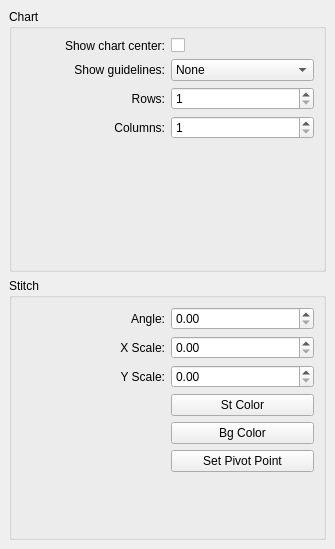
The window that src/propertiesdock.ui (iPenguin/CrochetCharts) describes before a commit, drawn with Qt 5.
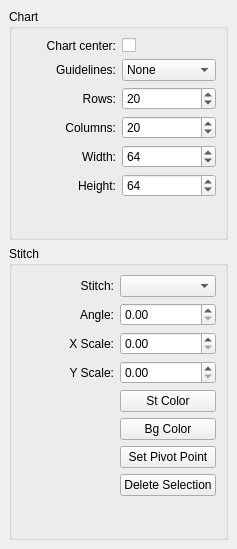
The same window after the commit.

Commit message: Save and load guidelines, Add guidelines functionality to property dialog. WIP

Patch:
```diff
--- a/src/propertiesdock.ui
+++ b/src/propertiesdock.ui
@@ -6,7 +6,7 @@
    <rect>
     <x>0</x>
     <y>0</y>
-    <width>335</width>
+    <width>237</width>
     <height>549</height>
    </rect>
   </property>
@@ -21,7 +21,7 @@
        <string>Stitch</string>
       </property>
       <layout class="QGridLayout" name="gridLayout">
-       <item row="1" column="0">
+       <item row="2" column="0">
         <widget class="QLabel" name="label_5">
          <property name="text">
           <string>X Scale:</string>
@@ -34,23 +34,20 @@
          </property>
         </widget>
        </item>
-       <item row="2" column="1">
-        <widget class="QDoubleSpinBox" name="scaleY"/>
-       </item>
-       <item row="4" column="1">
-        <widget class="QPushButton" name="setBgColorBttn">
+       <item row="3" column="0">
+        <widget class="QLabel" name="label_6">
          <property name="text">
-          <string>Bg Color</string>
+          <string>Y Scale:</string>
+         </property>
+         <property name="alignment">
+          <set>Qt::AlignRight|Qt::AlignTrailing|Qt::AlignVCenter</set>
+         </property>
+         <property name="buddy">
+          <cstring>scaleY</cstring>
          </property>
         </widget>
        </item>
-       <item row="0" column="1">
-        <widget class="QDoubleSpinBox" name="angle"/>
-       </item>
-       <item row="1" column="1">
-        <widget class="QDoubleSpinBox" name="scaleX"/>
-       </item>
-       <item row="0" column="0">
+       <item row="1" column="0">
         <widget class="QLabel" name="label_4">
          <property name="text">
           <string>Angle:</string>
@@ -63,24 +60,56 @@
          </property>
         </widget>
        </item>
-       <item row="3" column="1">
+       <item row="4" column="1">
         <widget class="QPushButton" name="stColorBttn">
          <property name="text">
           <string>St Color</string>
          </property>
         </widget>
        </item>
+       <item row="1" column="1">
+        <widget class="QDoubleSpinBox" name="angle"/>
+       </item>
+       <item row="0" column="1">
+        <widget class="QComboBox" name="stitch"/>
+       </item>
        <item row="5" column="1">
+        <widget class="QPushButton" name="setBgColorBttn">
+         <property name="text">
+          <string>Bg Color</string>
+         </property>
+        </widget>
+       </item>
+       <item row="2" column="1">
+        <widget class="QDoubleSpinBox" name="scaleX"/>
+       </item>
+       <item row="8" column="0" colspan="2">
+        <spacer name="verticalSpacer_2">
+         <property name="orientation">
+          <enum>Qt::Vertical</enum>
+         </property>
+         <property name="sizeHint" stdset="0">
+          <size>
+           <width>20</width>
+           <height>40</height>
+          </size>
+         </property>
+        </spacer>
+       </item>
+       <item row="3" column="1">
+        <widget class="QDoubleSpinBox" name="scaleY"/>
+       </item>
+       <item row="6" column="1">
         <widget class="QPushButton" name="setPivotPointBttn">
          <property name="text">
           <string>Set Pivot Point</string>
          </property>
         </widget>
        </item>
-       <item row="2" column="0">
-        <widget class="QLabel" name="label_6">
+       <item row="0" column="0">
+        <widget class="QLabel" name="label_3">
          <property name="text">
-          <string>Y Scale:</string>
+          <string>Stitch:</string>
          </property>
          <property name="alignment">
           <set>Qt::AlignRight|Qt::AlignTrailing|Qt::AlignVCenter</set>
@@ -90,18 +119,12 @@
          </property>
         </widget>
        </item>
-       <item row="6" column="0" colspan="2">
-        <spacer name="verticalSpacer_2">
-         <property name="orientation">
-          <enum>Qt::Vertical</enum>
+       <item row="7" column="1">
+        <widget class="QPushButton" name="deleteItems">
+         <property name="text">
+          <string>Delete Selection</string>
          </property>
-         <property name="sizeHint" stdset="0">
-          <size>
-           <width>20</width>
-           <height>40</height>
-          </size>
-         </property>
-        </spacer>
+        </widget>
        </item>
       </layout>
      </widget>
@@ -112,30 +135,10 @@
        <string>Chart</string>
       </property>
       <layout class="QGridLayout" name="gridLayout_3">
-       <item row="2" column="1">
-        <widget class="QSpinBox" name="spinBox">
-         <property name="minimum">
-          <number>1</number>
-         </property>
-         <property name="maximum">
-          <number>99999</number>
-         </property>
-        </widget>
-       </item>
-       <item row="3" column="1">
-        <widget class="QSpinBox" name="spinBox_2">
-         <property name="minimum">
-          <number>1</number>
-         </property>
-         <property name="maximum">
-          <number>99999</number>
-         </property>
-        </widget>
-       </item>
-       <item row="1" column="0">
-        <widget class="QLabel" name="label_2">
+       <item row="3" column="0">
+        <widget class="QLabel" name="columnsLbl">
          <property name="text">
-          <string>Show guidelines:</string>
+          <string>Columns:</string>
          </property>
          <property name="alignment">
           <set>Qt::AlignRight|Qt::AlignTrailing|Qt::AlignVCenter</set>
@@ -145,6 +148,19 @@
          </property>
         </widget>
        </item>
+       <item row="6" column="0" colspan="2">
+        <spacer name="verticalSpacer">
+         <property name="orientation">
+          <enum>Qt::Vertical</enum>
+         </property>
+         <property name="sizeHint" stdset="0">
+          <size>
+           <width>20</width>
+           <height>40</height>
+          </size>
+         </property>
+        </spacer>
+       </item>
        <item row="0" column="1">
         <widget class="QCheckBox" name="showChartCenter">
          <property name="text">
@@ -152,23 +168,43 @@
          </property>
         </widget>
        </item>
-       <item row="1" column="1">
-        <widget class="QComboBox" name="showGuidelines">
-         <item>
-          <property name="text">
-           <string>None</string>
-          </property>
-         </item>
-         <item>
-          <property name="text">
-           <string>Round</string>
-          </property>
-         </item>
-         <item>
-          <property name="text">
-           <string>Grid</string>
-          </property>
-         </item>
+       <item row="3" column="1">
+        <widget class="QSpinBox" name="columns">
+         <property name="minimum">
+          <number>1</number>
+         </property>
+         <property name="maximum">
+          <number>99999</number>
+         </property>
+         <property name="value">
+          <number>20</number>
+         </property>
+        </widget>
+       </item>
+       <item row="2" column="1">
+        <widget class="QSpinBox" name="rows">
+         <property name="minimum">
+          <number>1</number>
+         </property>
+         <property name="maximum">
+          <number>99999</number>
+         </property>
+         <property name="value">
+          <number>20</number>
+         </property>
+        </widget>
+       </item>
+       <item row="4" column="0">
+        <widget class="QLabel" name="cellWidthLbl">
+         <property name="text">
+          <string>Width:</string>
+         </property>
+         <property name="alignment">
+          <set>Qt::AlignRight|Qt::AlignTrailing|Qt::AlignVCenter</set>
+         </property>
+         <property name="buddy">
+          <cstring>cellWidth</cstring>
+         </property>
         </widget>
        </item>
        <item row="2" column="0">
@@ -180,27 +216,14 @@
           <set>Qt::AlignRight|Qt::AlignTrailing|Qt::AlignVCenter</set>
          </property>
          <property name="buddy">
-          <cstring>spinBox</cstring>
-         </property>
-        </widget>
-       </item>
-       <item row="3" column="0">
-        <widget class="QLabel" name="label_8">
-         <property name="text">
-          <string>Columns:</string>
-         </property>
-         <property name="alignment">
-          <set>Qt::AlignRight|Qt::AlignTrailing|Qt::AlignVCenter</set>
-         </property>
-         <property name="buddy">
-          <cstring>spinBox_2</cstring>
+          <cstring>rows</cstring>
          </property>
         </widget>
        </item>
        <item row="0" column="0">
         <widget class="QLabel" name="label">
          <property name="text">
-          <string>Show chart center:</string>
+          <string>Chart center:</string>
          </property>
          <property name="alignment">
           <set>Qt::AlignRight|Qt::AlignTrailing|Qt::AlignVCenter</set>
@@ -210,18 +233,64 @@
          </property>
         </widget>
        </item>
-       <item row="4" column="0" colspan="2">
-        <spacer name="verticalSpacer">
-         <property name="orientation">
-          <enum>Qt::Vertical</enum>
+       <item row="1" column="0">
+        <widget class="QLabel" name="label_2">
+         <property name="text">
+          <string>Guidelines:</string>
          </property>
-         <property name="sizeHint" stdset="0">
-          <size>
-           <width>20</width>
-           <height>40</height>
-          </size>
+         <property name="alignment">
+          <set>Qt::AlignRight|Qt::AlignTrailing|Qt::AlignVCenter</set>
          </property>
-        </spacer>
+         <property name="buddy">
+          <cstring>showGuidelines</cstring>
+         </property>
+        </widget>
+       </item>
+       <item row="1" column="1">
+        <widget class="QComboBox" name="showGuidelines">
+         <item>
+          <property name="text">
+           <string>None</string>
+          </property>
+         </item>
+         <item>
+          <property name="text">
+           <string>Rows</string>
+          </property>
+         </item>
+         <item>
+          <property name="text">
+           <string>Rounds</string>
+          </property>
+         </item>
+        </widget>
+       </item>
+       <item row="5" column="0">
+        <widget class="QLabel" name="cellHeightLbl">
+         <property name="text">
+          <string>Height:</string>
+         </property>
+         <property name="alignment">
+          <set>Qt::AlignRight|Qt::AlignTrailing|Qt::AlignVCenter</set>
+         </property>
+         <property name="buddy">
+          <cstring>cellHeight</cstring>
+         </property>
+        </widget>
+       </item>
+       <item row="4" column="1">
+        <widget class="QSpinBox" name="cellWidth">
+         <property name="value">
+          <number>64</number>
+         </property>
+        </widget>
+       </item>
+       <item row="5" column="1">
+        <widget class="QSpinBox" name="cellHeight">
+         <property name="value">
+          <number>64</number>
+         </property>
+        </widget>
        </item>
       </layout>
      </widget>
```
Left out of the diff: 18 changed lines with no effect on the pictures. The commit also changes 13 other files.
